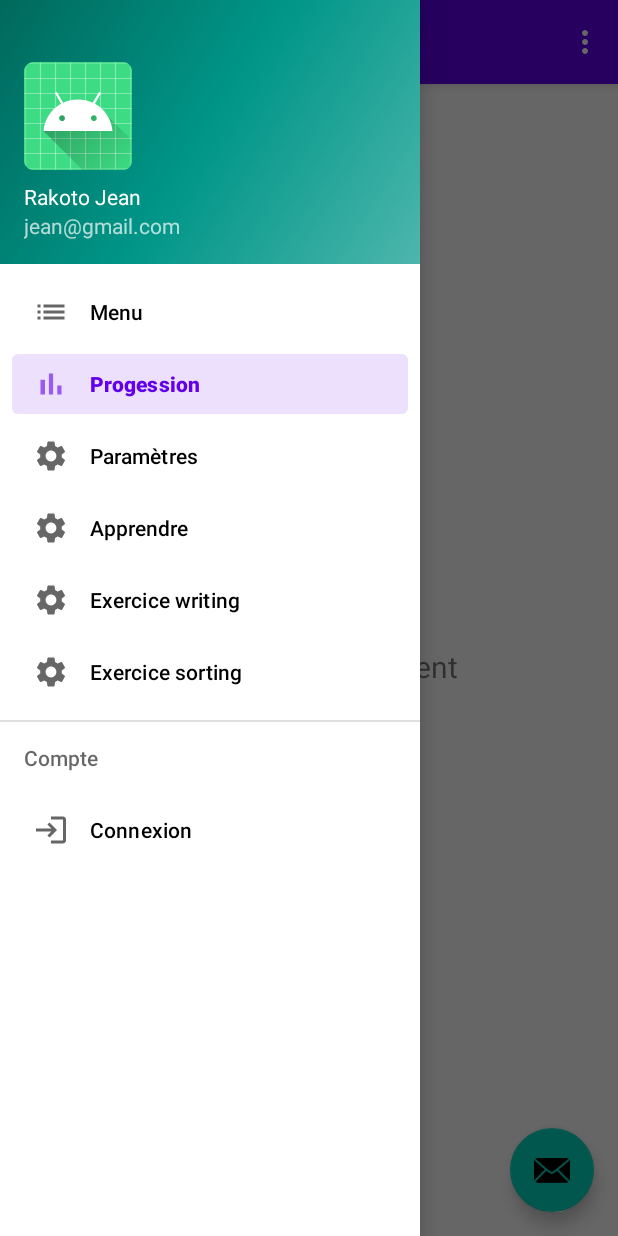
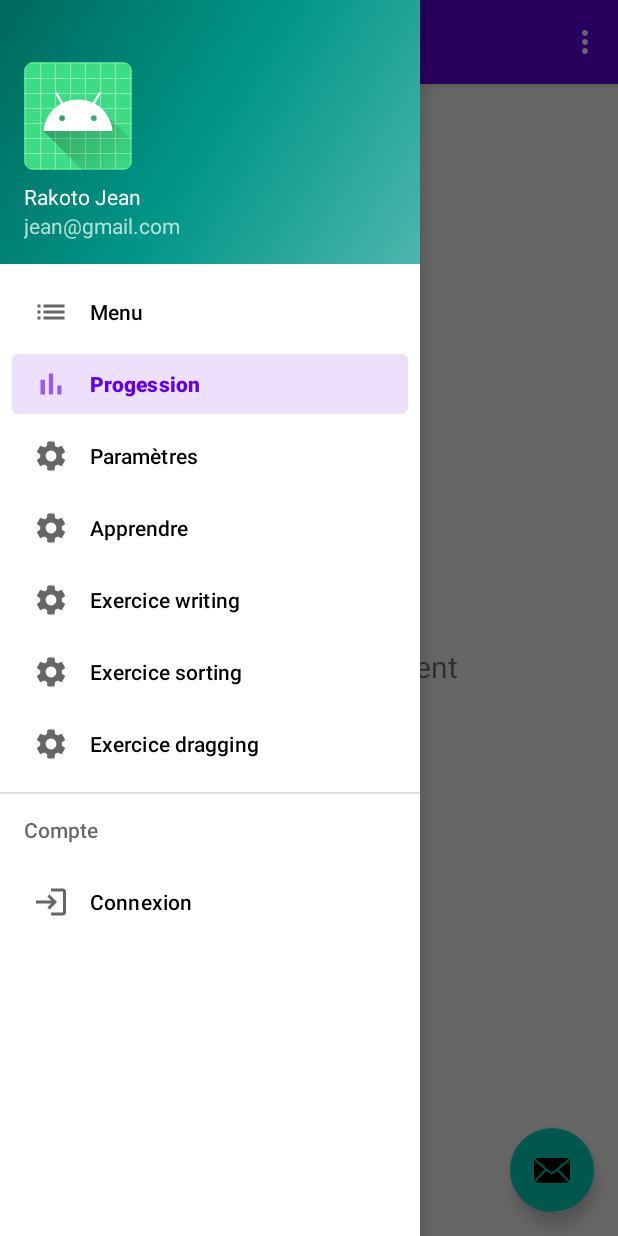
Before and after one commit to Liva-Jonathan/learning-app, an Android app: the screen it shows after launch (MainActivity), in the side drawer, after a tap on "Progession", on a phone screen of 412 x 824 dp. Run offline under Robolectric (Android 15) with nearby library versions, the phone set to English and light mode, and no system bars; our stand-ins replace navigation-ui.

Commit message:
dragging exercice

```diff
--- a/Learning/app/src/main/java/com/example/learning/MainActivity.java
+++ b/Learning/app/src/main/java/com/example/learning/MainActivity.java
@@ -87,6 +87,12 @@ public class MainActivity extends AppCompatActivity implements NavigationView.On
             intent.putExtra("TYPEEXO", item.getItemId());
             startActivity(intent);
         }
+
+        if(item.getItemId() == R.id.nav_exerciceDragging){
+            Intent intent = new Intent(this, ExerciceActivity.class);
+            intent.putExtra("TYPEEXO", item.getItemId());
+            startActivity(intent);
+        }
         return true;
     }
 }
--- a/Learning/app/src/main/java/com/example/learning/controller/ExerciceActivity.java
+++ b/Learning/app/src/main/java/com/example/learning/controller/ExerciceActivity.java
@@ -9,6 +9,7 @@ import android.os.Bundle;
 import android.util.Log;
 
 import com.example.learning.R;
+import com.example.learning.fragment.DraggingFragment;
 import com.example.learning.fragment.LearnFragment;
 import com.example.learning.fragment.SortingFragment;
 import com.example.learning.fragment.WritingFragment;
@@ -28,12 +29,14 @@ public class ExerciceActivity extends AppCompatActivity {
         setContentView(R.layout.activity_exercice);
         FragmentManager fragmentManager = getSupportFragmentManager();
         final FragmentTransaction fragmentTransaction = fragmentManager.beginTransaction();
-
         if(typeexo == R.id.nav_exerciceWriting){
             myFragment = new WritingFragment();
         }
         if(typeexo == R.id.nav_exerciceSorting){
             myFragment = new SortingFragment();
+        }
+        if(typeexo == R.id.nav_exerciceDragging){
+            myFragment = new DraggingFragment();
         }
 
         Bundle bundle = new Bundle();
--- a/Learning/app/src/main/res/menu/activity_main_drawer.xml
+++ b/Learning/app/src/main/res/menu/activity_main_drawer.xml
@@ -25,6 +25,10 @@
             android:id="@+id/nav_exerciceSorting"
             android:icon="@drawable/ic_settings"
             android:title="Exercice sorting" />
+        <item
+            android:id="@+id/nav_exerciceDragging"
+            android:icon="@drawable/ic_settings"
+            android:title="Exercice dragging" />
     </group>
 
 
```
Also changed, not shown: Learning/app/src/main/java/com/example/learning/fragment/DraggingFragment.java (added, +23 -0 lines), Learning/app/src/main/res/layout/fragment_dragging.xml (added, +24 -0 lines).
